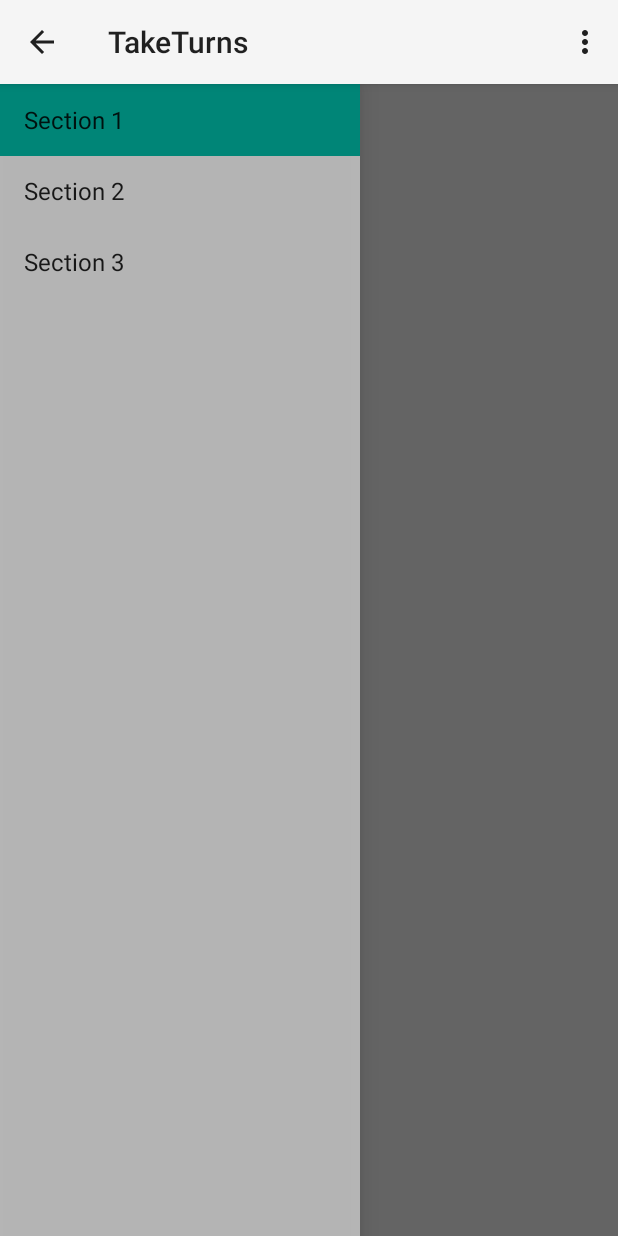
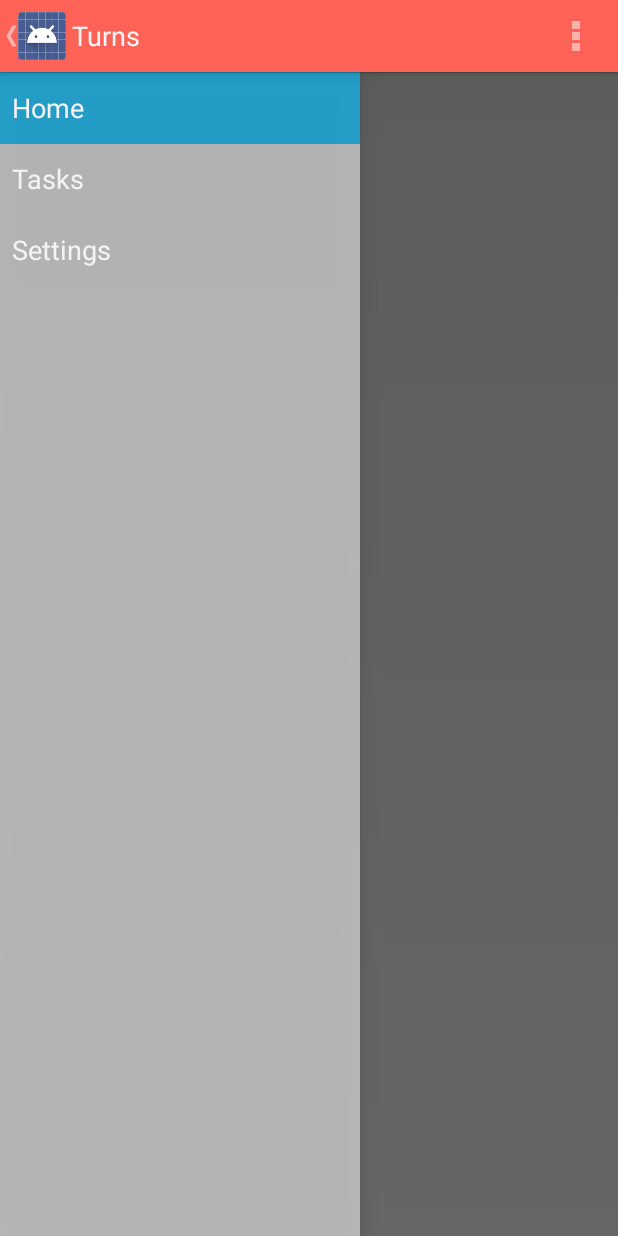
Before and after one commit to roitt/android-take-turns, an Android app: the screen it shows after launch (MainActivity), on a phone screen of 412 x 824 dp. Run offline under Robolectric (Android 15) with nearby library versions, the phone set to English and light mode, and no system bars; 2 statements that could not run were skipped.

Commit message:
Navigation drawer icon modified. And logo for action bar added.

```diff
--- a/app/src/main/AndroidManifest.xml
+++ b/app/src/main/AndroidManifest.xml
@@ -6,10 +6,11 @@
         android:allowBackup="true"
         android:icon="@drawable/ic_launcher"
         android:label="@string/app_name"
-        android:theme="@style/AppTheme" >
+        android:theme="@style/CustomActionBarTheme" >
         <activity
             android:name="me.widea.taketurns.MainActivity"
-            android:label="@string/app_name" >
+            android:label="@string/app_name"
+            android:logo="@drawable/ic_in_white">
             <intent-filter>
                 <action android:name="android.intent.action.MAIN" />
 
--- a/app/src/main/res/values/colors.xml
+++ b/app/src/main/res/values/colors.xml
@@ -4,4 +4,6 @@
     <color name="white">#FFFFFF</color>
     <color name="light_gray">#D6D6D6</color>
     <color name="dark_gray">#5E5E5E</color>
+
+    <drawable name="actionbar_background">#FFFF6358</drawable>
 </resources>
--- a/app/src/main/res/values/strings.xml
+++ b/app/src/main/res/values/strings.xml
@@ -1,10 +1,10 @@
 <?xml version="1.0" encoding="utf-8"?>
 <resources>
 
-    <string name="app_name">TakeTurns</string>
-    <string name="title_section1">Section 1</string>
-    <string name="title_section2">Section 2</string>
-    <string name="title_section3">Section 3</string>
+    <string name="app_name">Turns</string>
+    <string name="title_section1">Home</string>
+    <string name="title_section2">Tasks</string>
+    <string name="title_section3">Settings</string>
     <string name="navigation_drawer_open">Open navigation drawer</string>
     <string name="navigation_drawer_close">Close navigation drawer</string>
     <string name="action_example">Example action</string>
--- /dev/null
+++ b/app/src/main/res/values/themes.xml
@@ -0,0 +1,14 @@
+<?xml version="1.0" encoding="utf-8"?>
+<resources>
+    <!-- the theme applied to the application or activity -->
+    <style name="CustomActionBarTheme"
+        parent="@android:style/Theme.Holo.Light.DarkActionBar">
+        <item name="android:actionBarStyle">@style/MyActionBar</item>
+    </style>
+
+    <!-- ActionBar styles -->
+    <style name="MyActionBar"
+        parent="@android:style/Widget.Holo.Light.ActionBar.Solid.Inverse">
+        <item name="android:background">@drawable/actionbar_background</item>
+    </style>
+</resources>
```
Also changed, not shown: app/src/main/ic_in_white-web.png (added), app/src/main/res/drawable-hdpi/ic_drawer.png, app/src/main/res/drawable-hdpi/ic_in_white.png (added), app/src/main/res/drawable-mdpi/ic_drawer.png, app/src/main/res/drawable-mdpi/ic_in_white.png (added), app/src/main/res/drawable-xhdpi/ic_drawer.png, app/src/main/res/drawable-xhdpi/ic_in_white.png (added), app/src/main/res/drawable-xxhdpi/ic_drawer.png, app/src/main/res/drawable-xxhdpi/ic_in_white.png (added).
